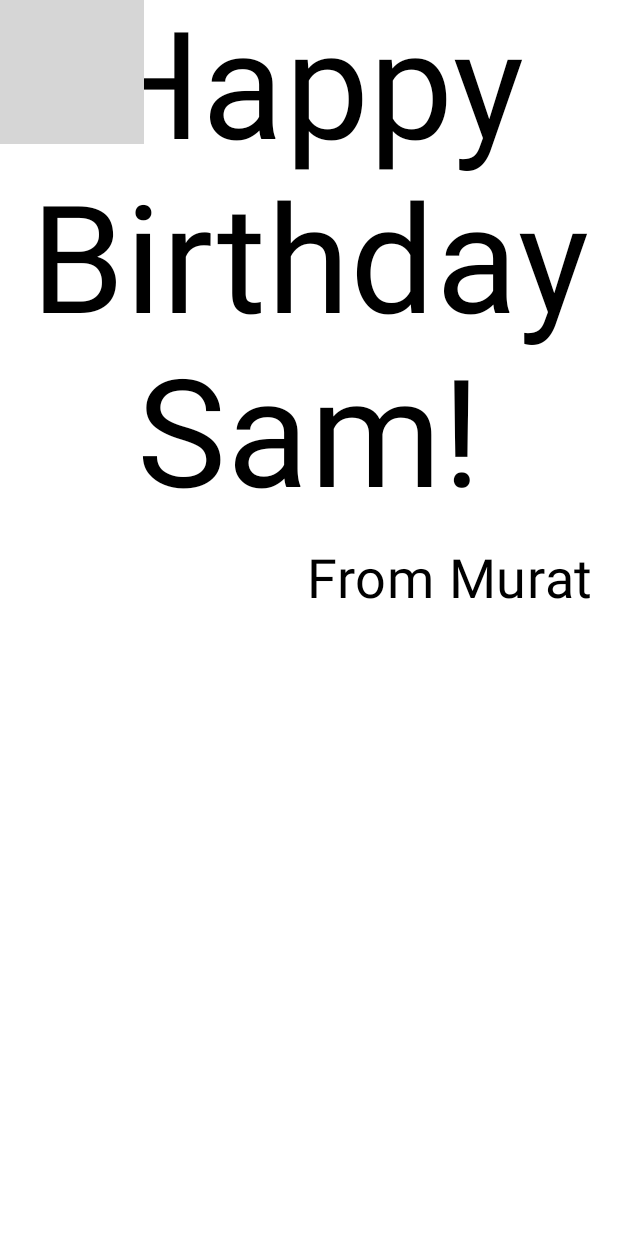
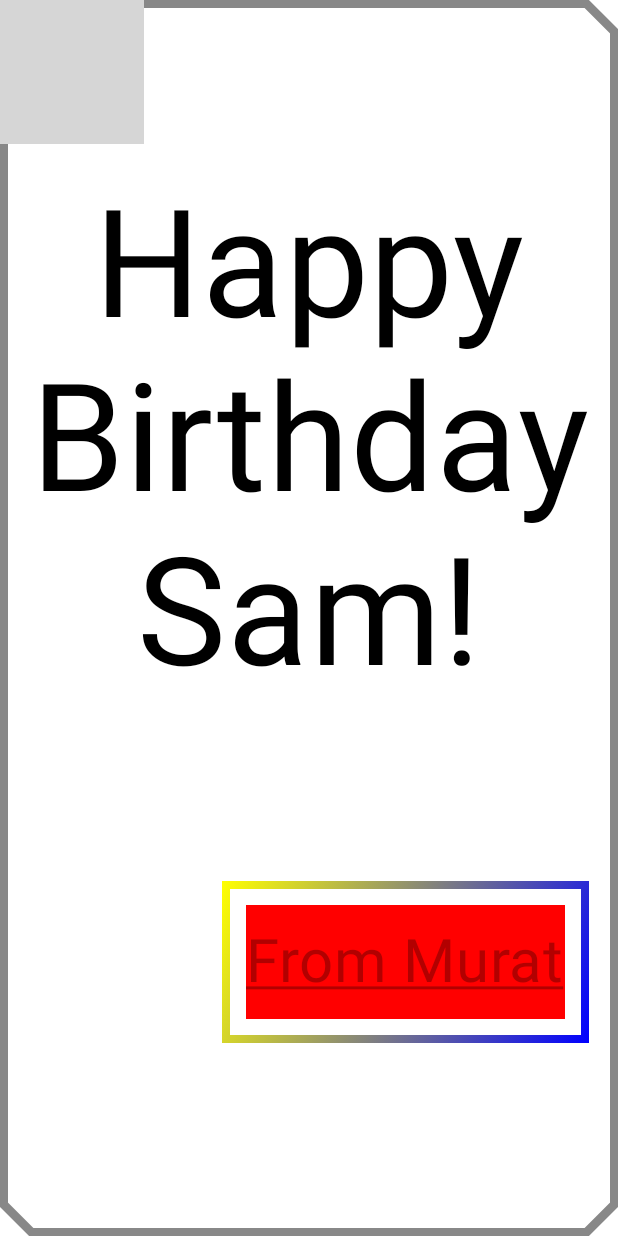
Before and after one commit to muratgny/LearnKotlin, an Android app built with Jetpack Compose: the @Preview function BirthdayCardPreview, on a phone screen of 412 x 824 dp. Run offline under Robolectric (Android 15) with nearby library versions, the phone set to English and light mode, and no system bars; grey boxes are pictures that could not be loaded.

Commit message:
Understanding Box, modifier, arrangements

```diff
--- a/app/src/main/java/com/example/learnkotlin/MainActivity.kt
+++ b/app/src/main/java/com/example/learnkotlin/MainActivity.kt
@@ -1,24 +1,35 @@
 package com.example.learnkotlin
 
+import android.graphics.drawable.shapes.OvalShape
 import android.os.Bundle
 import androidx.activity.ComponentActivity
 import androidx.activity.compose.setContent
+import androidx.compose.foundation.BorderStroke
 import androidx.compose.foundation.Image
+import androidx.compose.foundation.background
+import androidx.compose.foundation.border
 import androidx.compose.foundation.layout.Arrangement
 import androidx.compose.foundation.layout.Box
 import androidx.compose.foundation.layout.Column
+//import androidx.compose.foundation.layout.FlowColumnScopeInstance.align
 import androidx.compose.foundation.layout.fillMaxSize
+import androidx.compose.foundation.layout.offset
 import androidx.compose.foundation.layout.padding
+import androidx.compose.foundation.shape.CutCornerShape
 import androidx.compose.material3.MaterialTheme
 import androidx.compose.material3.Surface
 import androidx.compose.material3.Text
 import androidx.compose.runtime.Composable
 import androidx.compose.ui.Alignment
 import androidx.compose.ui.Modifier
+import androidx.compose.ui.draw.alpha
+import androidx.compose.ui.graphics.Brush
 import androidx.compose.ui.graphics.Color
+import androidx.compose.ui.graphics.Shape
 import androidx.compose.ui.layout.ContentScale
 import androidx.compose.ui.res.painterResource
 import androidx.compose.ui.text.style.TextAlign
+import androidx.compose.ui.text.style.TextDecoration
 import androidx.compose.ui.tooling.preview.Preview
 import androidx.compose.ui.unit.dp
 import androidx.compose.ui.unit.sp
@@ -48,7 +59,10 @@ class MainActivity : ComponentActivity() {
 @Composable
 fun GreetingImage(message: String, from: String, modifier: Modifier = Modifier) {
     val image = painterResource(R.drawable.androidparty)
-    Box (modifier){
+    Box (modifier = Modifier.border(BorderStroke(5.dp, Color.Gray),
+        shape = CutCornerShape(20.dp)
+    )
+    ){
         Image(
             painter = image,
             contentDescription = null,//we have add this property because it throws error without it
@@ -63,6 +77,8 @@ fun GreetingImage(message: String, from: String, modifier: Modifier = Modifier)
             modifier = Modifier//ui elementlerin modifiye edilmesini saplıyor
                 .fillMaxSize()
                 .padding(8.dp)
+
+
         )
     }
 
@@ -73,23 +89,42 @@ fun GreetingImage(message: String, from: String, modifier: Modifier = Modifier)
 @Composable
 fun GreetingText(message: String, from: String, modifier: Modifier = Modifier) {
     Column(
-        //modifier = modifier.padding(8.dp),
-        verticalArrangement = Arrangement.Center
+        modifier = modifier.padding(1.dp),
+        verticalArrangement = Arrangement.SpaceEvenly,//there are 6 different alignment type for both vertical and horizontals
+
     ) {
         Text(
             text = message,
             fontSize = 100.sp,
             lineHeight = 116.sp,
-            textAlign = TextAlign.Center
+            textAlign = TextAlign.Center,
+
 
         )
+        Box(modifier = Modifier.padding(10.dp).align(alignment = Alignment.End).border(
+            width = 5.dp,
+            brush = Brush.linearGradient(listOf(Color.Yellow, Color.Blue)),
+            shape = CutCornerShape(0.dp))) {
             Text(
                 text = from,
-            fontSize = 36.sp,
+                fontSize = 40.sp,
+                lineHeight = 76.sp,
+                textDecoration = TextDecoration.Underline,
                 modifier = Modifier
                     .padding(16.dp)
-                .align(alignment = Alignment.End)
+                    //.offset(15.dp, 45.dp)
+                  //  .align(alignment = Alignment.End)
+                    .background(color = Color.Red)
+                    .alpha(0.3F)
+                    /*.border(
+                        width = 5.dp,
+                        brush = Brush.linearGradient(listOf(Color.Yellow, Color.Blue)),
+                        shape = CutCornerShape(5.dp),
+
+                        )*/
+
             )
+        }
     }
 
 }
```
Lines whose indentation alone changed are shown as unchanged.
